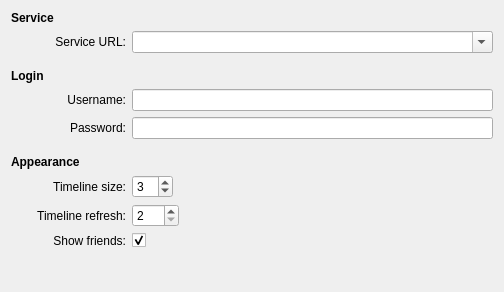
First picture: the form in applets/microblog/configuration.ui, repository KDE/kdeplasma-addons, before the edit.
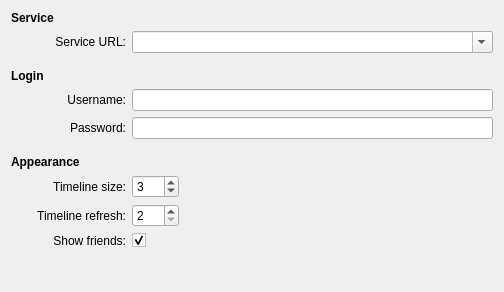
Second picture: the form after the edit. Custom widgets are drawn as their Qt base class.

Commit message: a maximum of 20 is nonsense.

Diff of the .ui file:
```diff
--- a/applets/microblog/configuration.ui
+++ b/applets/microblog/configuration.ui
@@ -78,7 +78,7 @@
      <item>
       <widget class="KIntSpinBox" name="historySizeSpinBox">
        <property name="maximum">
-        <number>20</number>
+        <number>500</number>
        </property>
        <property name="value">
         <number>3</number>
```
